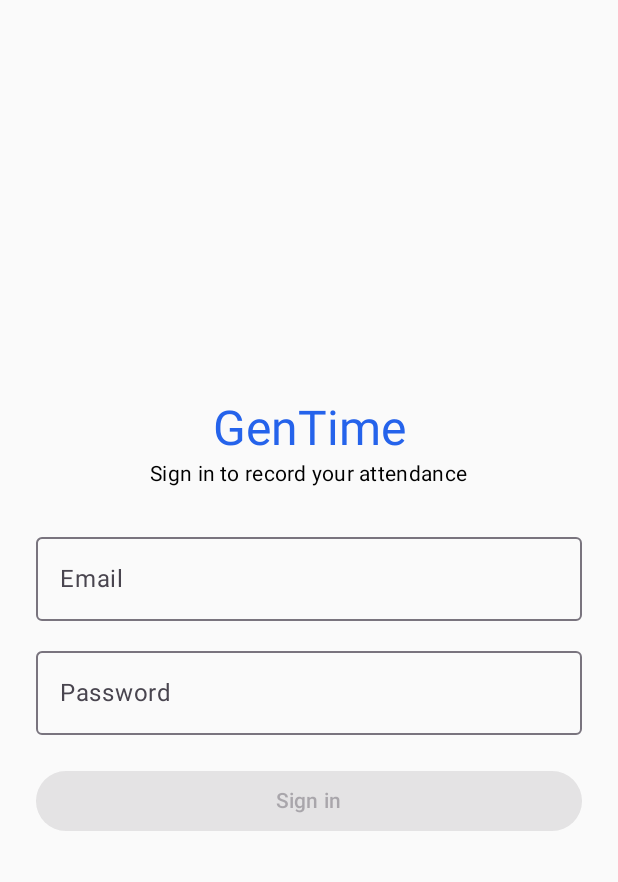
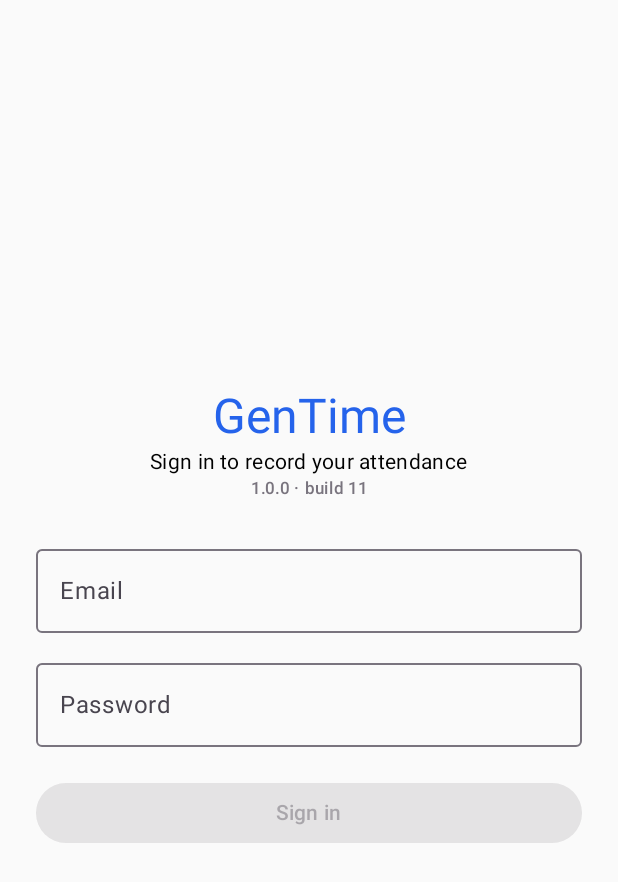
Before and after one commit to GenesisCruz0124/GenTime, an Android app built with Jetpack Compose: the screen it shows after launch (MainActivity), on a phone screen of 412 x 824 dp. Shown: the top 882 px of the screen. Run offline under Robolectric (Android 15) with nearby library versions, the phone set to English and light mode, and no system bars; our stand-ins replace Room's generated code; libraries missing offline, so code that uses them is left out: io.github.jan.supabase; 5 statements that could not run were skipped.

Commit message:
Stamp build number on login screen to disambiguate installs
The persistent-session fix (PrefsSessionManager) is confirmed in the APK, so a
recurring SettingsSessionManager error points to a stale v9 still installed.
Show BuildConfig.APP_VERSION ('build 11') on the login screen so we can verify
which build is actually running.

Co-Authored-By: Claude Opus 4.8 <noreply@anthropic.com>
Claude-Session: https://claude.ai/code/session_01RkgQgjPhaTYaNGyBw9xvw3

```diff
--- a/mobile/app/build.gradle.kts
+++ b/mobile/app/build.gradle.kts
@@ -30,7 +30,7 @@ android {
 
         buildConfigField("String", "SUPABASE_URL", cfg("SUPABASE_URL", "SUPABASE_URL"))
         buildConfigField("String", "SUPABASE_ANON_KEY", cfg("SUPABASE_ANON_KEY", "SUPABASE_ANON_KEY"))
-        buildConfigField("String", "APP_VERSION", "\"1.0.0\"")
+        buildConfigField("String", "APP_VERSION", "\"1.0.0 · build 11\"")
     }
 
     signingConfigs {
--- a/mobile/app/src/main/java/dev/gentime/app/ui/screens/LoginScreen.kt
+++ b/mobile/app/src/main/java/dev/gentime/app/ui/screens/LoginScreen.kt
@@ -33,6 +33,11 @@ fun LoginScreen(state: AppState, onSignIn: (String, String) -> Unit) {
     ) {
         Text("GenTime", style = MaterialTheme.typography.headlineLarge, color = MaterialTheme.colorScheme.primary)
         Text("Sign in to record your attendance", style = MaterialTheme.typography.bodyMedium)
+        Text(
+            dev.gentime.app.BuildConfig.APP_VERSION,
+            style = MaterialTheme.typography.labelSmall,
+            color = MaterialTheme.colorScheme.outline,
+        )
 
         OutlinedTextField(
             value = email, onValueChange = { email = it },
```
